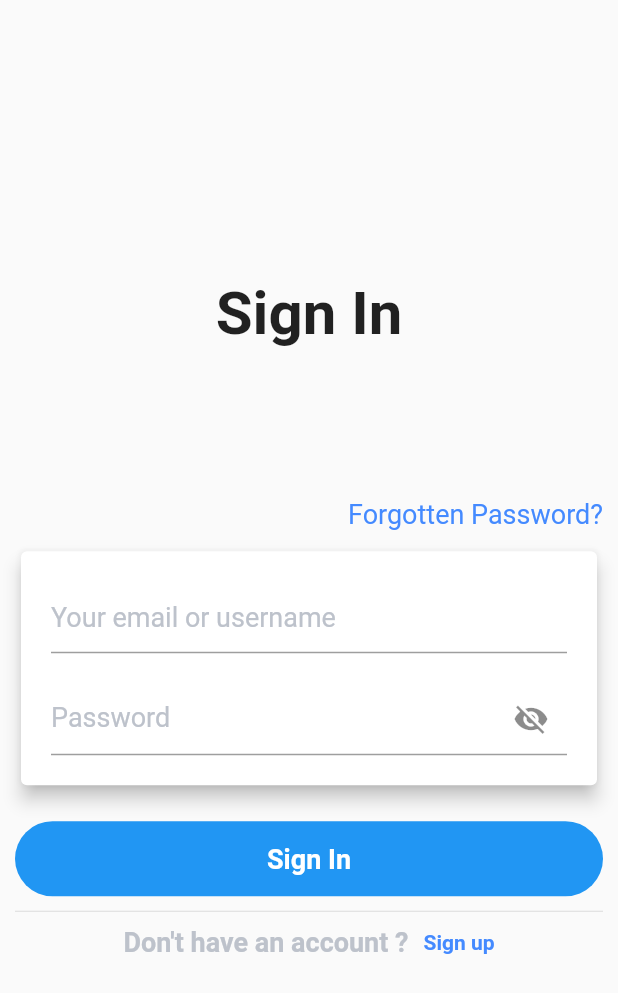
After one commit to MarwanSallum/Food-Delivery-App, a Flutter app: the screen it shows after launch, item 2 of the bottom bar chosen, after a tap on "Proceed to Checkout", on a phone screen of 412 x 824 dp. The commit adds this screen. Shown: the top 993 px of the screen. Run offline on Flutter 3.47's test engine with Material 2 defaults, Android fonts, the phone set to English and light mode, and no system bars.

Commit message:
finish sign in page UI

```diff
--- a/lib/src/pages/order_page.dart
+++ b/lib/src/pages/order_page.dart
@@ -1,4 +1,5 @@
 import 'package:flutter/material.dart';
+import 'package:food_delivery_app/src/pages/signin_page.dart';
 import 'package:food_delivery_app/src/widgets/order_card.dart';
 
 class OrderPage extends StatefulWidget {
@@ -81,7 +82,13 @@ class _OrderPageState extends State<OrderPage> {
             ],
           ),
           SizedBox(height: 20.0,),
-          Container(
+          GestureDetector(
+            onTap: (){
+              Navigator.of(context).push(MaterialPageRoute(
+                builder: (BuildContext context) => SignInPage(),
+              ));
+            },
+            child: Container(
               width: MediaQuery.of(context).size.width,
               height: 50.0,
               decoration: BoxDecoration(
@@ -98,6 +105,7 @@ class _OrderPageState extends State<OrderPage> {
                 ),
               ),
             ),
+          ),
 
         ],
       ),
--- /dev/null
+++ b/lib/src/pages/signin_page.dart
@@ -0,0 +1,134 @@
+import 'package:flutter/material.dart';
+
+class SignInPage extends StatefulWidget {
+  @override
+  _SignInPageState createState() => _SignInPageState();
+}
+
+class _SignInPageState extends State<SignInPage> {
+
+  bool _toggleVisibility = true;
+
+  Widget _buildEmailTextField() {
+    return TextFormField(
+      decoration: InputDecoration(
+          hintText: "Your email or username",
+          hintStyle: TextStyle(
+            color: Color(0xFFBDC2CB),
+            fontSize: 18.0,
+          )),
+    );
+  }
+
+  Widget _buildPasswordTextField() {
+    return TextFormField(
+      obscureText: _toggleVisibility,
+      decoration: InputDecoration(
+        suffixIcon: IconButton(
+          onPressed: (){
+            setState(() {
+              _toggleVisibility = !_toggleVisibility;
+            });
+          },
+          icon: _toggleVisibility ?  Icon(Icons.visibility_off) : Icon(Icons.visibility),
+        ),
+          hintText: "Password",
+          hintStyle: TextStyle(
+            color: Color(0xFFBDC2CB),
+            fontSize: 18.0,
+          )),
+    );
+  }
+
+  @override
+  Widget build(BuildContext context) {
+    return Scaffold(
+      body: Padding(
+        padding: EdgeInsets.symmetric(horizontal: 10.0),
+        child: Column(
+          mainAxisAlignment: MainAxisAlignment.center,
+          children: [
+            Text(
+              'Sign In',
+              style: TextStyle(
+                fontSize: 40.0,
+                fontWeight: FontWeight.bold,
+              ),
+            ),
+            SizedBox(
+              height: 100.0,
+            ),
+            Row(
+              mainAxisAlignment: MainAxisAlignment.end,
+              children: [
+                Text(
+                  "Forgotten Password?",
+                  style: TextStyle(fontSize: 18.0, color: Colors.blueAccent),
+                ),
+              ],
+            ),
+            SizedBox(
+              height: 10.0,
+            ),
+            Card(
+              elevation: 5.0,
+              child: Padding(
+                padding: EdgeInsets.all(20.0),
+                child: Column(
+                  children: [
+                    _buildEmailTextField(),
+                    SizedBox(height: 20.0,),
+                    _buildPasswordTextField(),
+                  ],
+                ),
+              ),
+            ),
+            SizedBox(
+              height: 20.0,
+            ),
+            Container(
+              height: 50.0,
+              decoration: BoxDecoration(
+                color: Colors.blue,
+                borderRadius: BorderRadius.circular(25.0),
+              ),
+              child: Center(
+                child: Text(
+                  "Sign In",
+                  style: TextStyle(
+                    color: Colors.white,
+                    fontSize: 18.0,
+                    fontWeight: FontWeight.bold,
+                  ),
+                ),
+              ),
+            ),
+            Divider(
+              height: 20.0,
+            ),
+            Row(
+              mainAxisAlignment: MainAxisAlignment.center,
+              children: [
+                Text(
+                  "Don't have an account ?",
+                  style: TextStyle(
+                    color: Color(0xffbdc2cb),
+                    fontWeight: FontWeight.bold, fontSize: 18.0,
+                  ),
+                ),
+                SizedBox(
+                  width: 10.0,
+                ),
+                Text(
+                  "Sign up",
+                  style: TextStyle(
+                      color: Colors.blueAccent, fontWeight: FontWeight.bold),
+                ),
+              ],
+            ),
+          ],
+        ),
+      ),
+    );
+  }
+}
```
Lines whose indentation alone changed are shown as unchanged.
